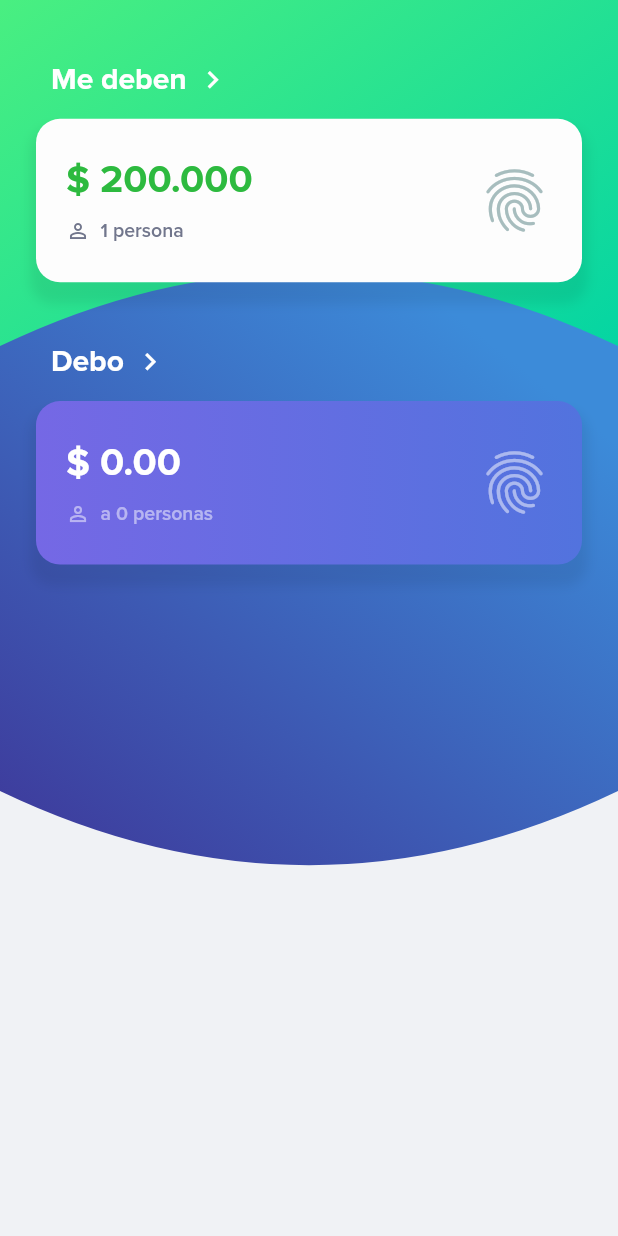
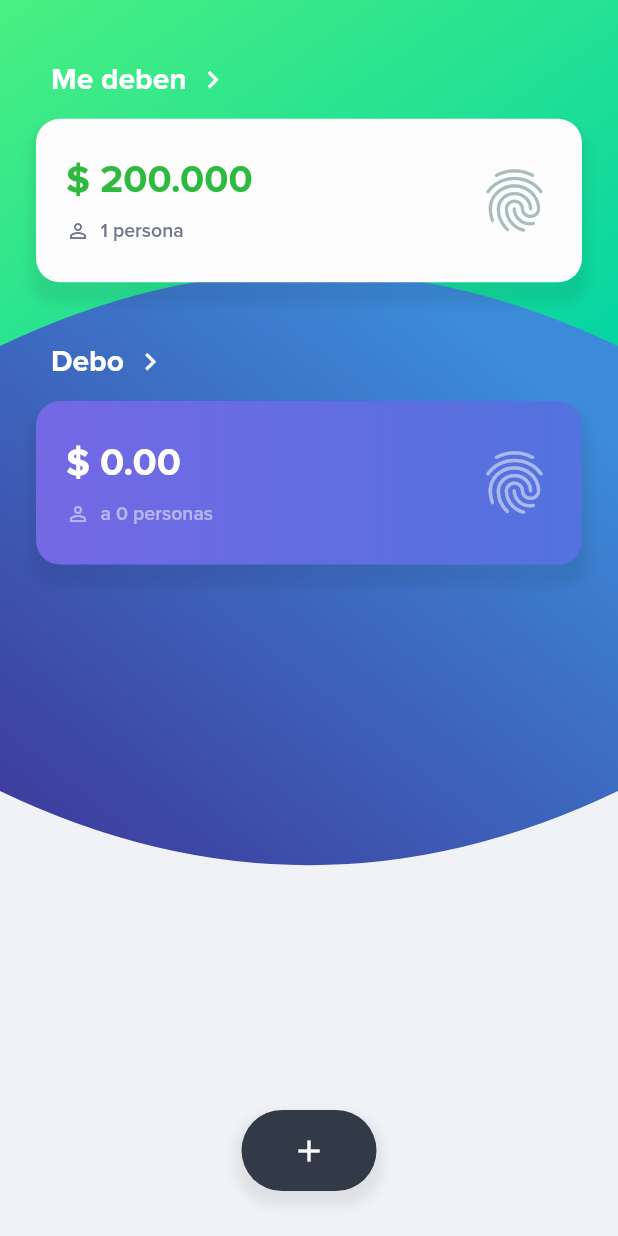
Before and after one commit to fabirt/debts-app, a Flutter app: the screen it shows after launch, on a phone screen of 412 x 824 dp. Run offline on Flutter 3.47's test engine with Material 2 defaults, Android fonts, the phone set to English and light mode, and no system bars.

Commit message:
Creando FAB

```diff
--- a/lib/src/pages/home/home_page.dart
+++ b/lib/src/pages/home/home_page.dart
@@ -2,11 +2,9 @@ import 'package:flutter/material.dart';
 import 'package:debts_app/src/widgets/index.dart';
 import 'package:debts_app/src/utils/index.dart' as utils;
 
-
 class HomePage extends StatelessWidget {
   @override
   Widget build(BuildContext context) {
-
     final size = MediaQuery.of(context).size;
 
     return Scaffold(
@@ -24,7 +22,7 @@ class HomePage extends StatelessWidget {
                   title: 'Me deben',
                   value: '\$ 200.000',
                   label: '1 persona',
-                  onPressed: (){},
+                  onPressed: () {},
                 ),
                 SizedBox(
                   height: size.height * 0.05,
@@ -34,14 +32,20 @@ class HomePage extends StatelessWidget {
                   title: 'Debo',
                   value: '\$ 0.00',
                   label: 'a 0 personas',
-                  onPressed: (){},
+                  onPressed: () {},
                 ),
               ],
             ),
           )
         ],
       ),
-
+      floatingActionButton: Container(
+        margin: EdgeInsets.only(bottom: 30.0),
+        child: AddButton(
+          onPressed: (){},
+        ),
+      ),
+      floatingActionButtonLocation: FloatingActionButtonLocation.centerDocked,
     );
   }
 }
--- /dev/null
+++ b/lib/src/widgets/add_button.dart
@@ -0,0 +1,35 @@
+import 'package:flutter/material.dart';
+import 'package:debts_app/src/utils/index.dart' as utils;
+
+
+class AddButton extends StatelessWidget {
+
+  final Function onPressed;
+
+  AddButton({this.onPressed});
+
+  @override
+  Widget build(BuildContext context) {
+    return Container(
+      width: 90.0,
+      height: 54.0,
+      decoration: BoxDecoration(
+        color: utils.Colors.brightGray,
+        borderRadius: BorderRadius.circular(27.0),
+        boxShadow: [
+          BoxShadow(
+            offset: Offset(0.0, 6.0),
+            blurRadius: 6.0,
+            spreadRadius: 4.0,
+            color: Color.fromRGBO(0, 0, 0, 0.07),
+          )
+        ],
+      ),
+      child: FlatButton(
+        onPressed: onPressed,
+        child: Icon(Icons.add),
+        textColor: Colors.white,
+      ),
+    );
+  }
+}
--- a/lib/src/widgets/index.dart
+++ b/lib/src/widgets/index.dart
@@ -1,2 +1,3 @@
 export 'package:debts_app/src/widgets/background_painter.dart';
 export 'package:debts_app/src/widgets/debt_resume_card.dart';
+export 'package:debts_app/src/widgets/add_button.dart';
```
